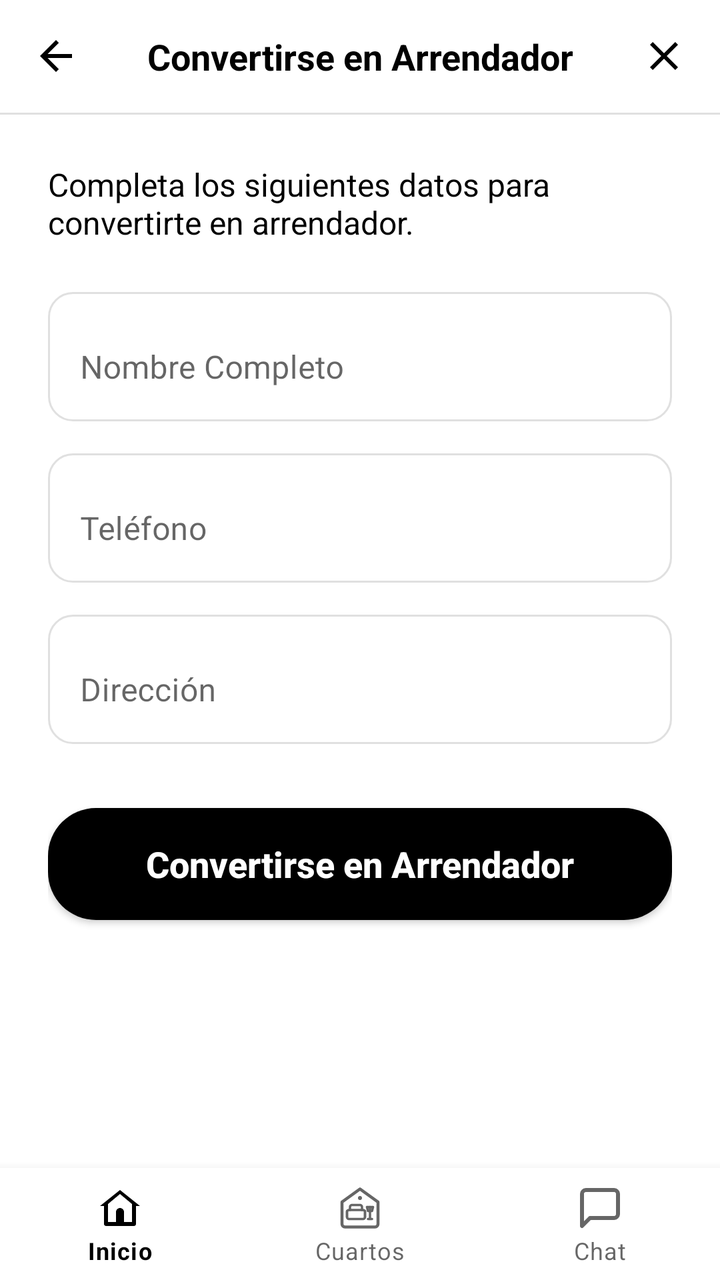
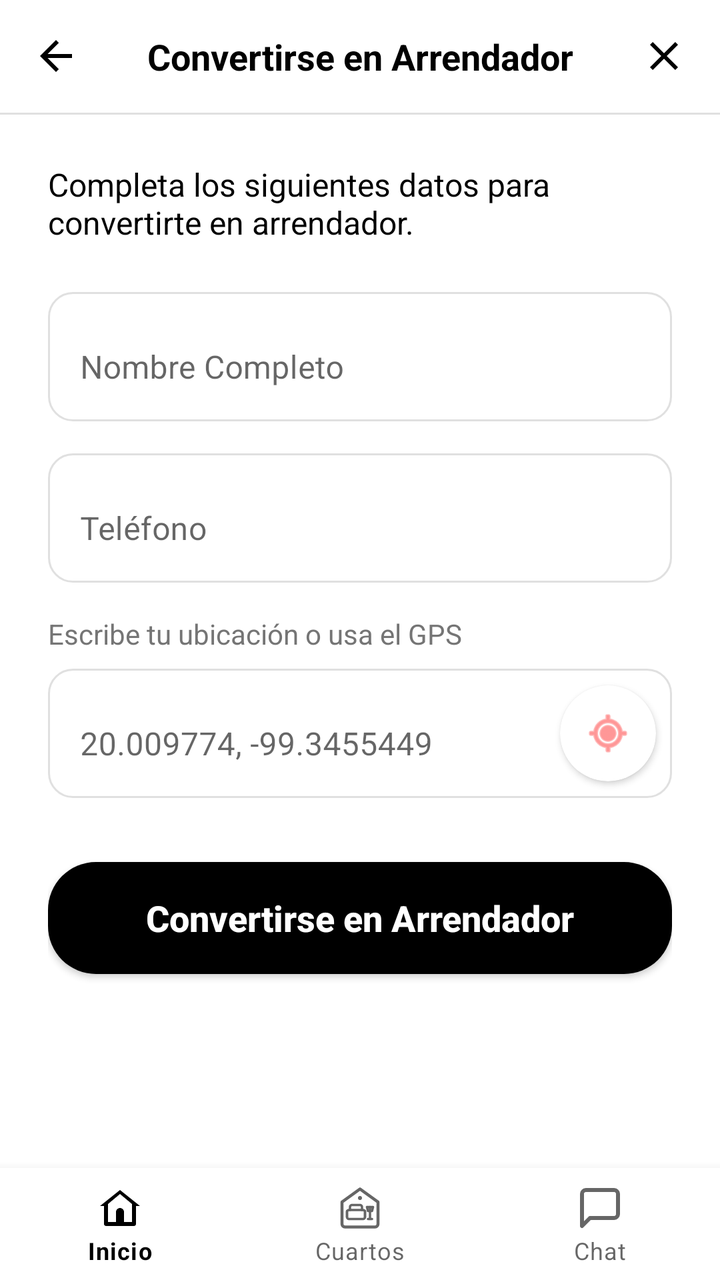

Before-and-after screenshots of an Android layout around one commit, followed by the original layout XML and the change that was made.
<!-- AndroidManifest.xml: application theme Theme.RoomUTTT -->
<!-- res/layout/activity_renter_registration.xml -->
<?xml version="1.0" encoding="utf-8"?>
<LinearLayout xmlns:android="http://schemas.android.com/apk/res/android"
    xmlns:app="http://schemas.android.com/apk/res-auto"
    android:layout_width="match_parent"
    android:layout_height="match_parent"
    android:orientation="vertical"
    android:background="@color/white">

    
    <LinearLayout
        android:layout_width="match_parent"
        android:layout_height="wrap_content"
        android:background="@color/white"
        android:orientation="horizontal"
        android:padding="16dp"
        android:gravity="center_vertical">

        <ImageView
            android:id="@+id/iv_back"
            android:layout_width="24dp"
            android:layout_height="24dp"
            android:src="@drawable/ic_arrow_back"
            app:tint="@color/black" />

        <TextView
            android:id="@+id/tv_title"
            android:layout_width="0dp"
            android:layout_height="wrap_content"
            android:layout_weight="1"
            android:text="Convertirse en Arrendador"
            android:textColor="@color/black"
            android:textSize="18sp"
        android:textStyle="bold"
        android:gravity="center" />

        <ImageView
            android:id="@+id/iv_close"
            android:layout_width="24dp"
            android:layout_height="24dp"
            android:src="@drawable/ic_close"
            app:tint="@color/black" />

    </LinearLayout>

    
    <View
        android:layout_width="match_parent"
        android:layout_height="1dp"
        android:background="#E0E0E0" />

    
    <ScrollView
        android:layout_width="match_parent"
        android:layout_height="0dp"
        android:layout_weight="1"
        android:fillViewport="true">

        <LinearLayout
            android:layout_width="match_parent"
            android:layout_height="wrap_content"
            android:orientation="vertical"
            android:padding="24dp">

            
            <TextView
                android:layout_width="wrap_content"
                android:layout_height="wrap_content"
                android:layout_gravity="center"
                android:layout_marginBottom="24dp"
            android:text="Completa los siguientes datos para convertirte en arrendador."
            android:textColor="@color/black"
            android:textSize="16sp" />

            
            <com.google.android.material.textfield.TextInputLayout
                android:layout_width="match_parent"
                android:layout_height="wrap_content"
                android:layout_marginBottom="16dp"
                android:background="@drawable/input_background"
                app:boxBackgroundMode="none"
                app:hintTextColor="@color/darker_gray">

                <com.google.android.material.textfield.TextInputEditText
                    android:id="@+id/et_nombre_completo"
                    android:layout_width="match_parent"
                    android:layout_height="wrap_content"
                    android:padding="16dp"
                    android:textColor="@color/black"
                    android:hint="Nombre Completo" />
            </com.google.android.material.textfield.TextInputLayout>

            
            <com.google.android.material.textfield.TextInputLayout
                android:layout_width="match_parent"
                android:layout_height="wrap_content"
                android:layout_marginBottom="16dp"
                android:background="@drawable/input_background"
                app:boxBackgroundMode="none"
                app:hintTextColor="@color/darker_gray">

                <com.google.android.material.textfield.TextInputEditText
                    android:id="@+id/et_telefono"
                    android:layout_width="match_parent"
                    android:layout_height="wrap_content"
                    android:padding="16dp"
                    android:inputType="phone"
                    android:textColor="@color/black"
                    android:hint="Teléfono" />
            </com.google.android.material.textfield.TextInputLayout>

            
            <com.google.android.material.textfield.TextInputLayout
                android:layout_width="match_parent"
                android:layout_height="wrap_content"
                android:layout_marginBottom="16dp"
                android:background="@drawable/input_background"
                app:boxBackgroundMode="none"
                app:hintTextColor="@color/darker_gray">

                <com.google.android.material.textfield.TextInputEditText
                    android:id="@+id/et_direccion"
                    android:layout_width="match_parent"
                    android:layout_height="wrap_content"
                    android:padding="16dp"
                    android:textColor="@color/black"
                    android:hint="Dirección" />
            </com.google.android.material.textfield.TextInputLayout>


            <androidx.appcompat.widget.AppCompatButton
                android:id="@+id/btn_submit_renter"
                android:layout_width="match_parent"
            android:layout_height="56dp"
            android:layout_marginTop="16dp"
            android:background="@drawable/button_black_rounded"
            android:text="Convertirse en Arrendador"
            android:textAllCaps="false"
            android:textColor="@color/white"
            android:textSize="18sp"
            android:textStyle="bold" />

        </LinearLayout>

    </ScrollView>

    
    <com.google.android.material.bottomnavigation.BottomNavigationView
        android:id="@+id/bottom_nav"
        android:layout_width="match_parent"
        android:layout_height="wrap_content"
        android:background="@color/white"
        app:menu="@menu/bottom_nav_menu" />

</LinearLayout>
<!-- resources referenced by this layout -->
<resources>
  <color name="black">#FF000000</color>
  <color name="darker_gray">#757575</color>
  <color name="white">#FFFFFFFF</color>
  <!-- drawable button_black_rounded (drawable) -->
  <?xml version="1.0" encoding="utf-8"?>
  <shape xmlns:android="http://schemas.android.com/apk/res/android">
      <solid android:color="#000000" />
      <corners android:radius="24dp" />
  </shape>
  <!-- drawable ic_arrow_back (drawable) -->
  <vector xmlns:android="http://schemas.android.com/apk/res/android"
      android:width="24dp"
      android:height="24dp"
      android:viewportWidth="24"
      android:viewportHeight="24">
      <path
          android:fillColor="#FFFFFF"
          android:pathData="M20,11H7.83l5.59,-5.59L12,4l-8,8 8,8 1.41,-1.41L7.83,13H20v-2z"/>
  </vector>
  <!-- drawable ic_close (drawable) -->
  <vector xmlns:android="http://schemas.android.com/apk/res/android"
      android:width="24dp"
      android:height="24dp"
      android:viewportWidth="24"
      android:viewportHeight="24">
      <path
          android:fillColor="#000000"
          android:pathData="M19,6.41L17.59,5 12,10.59 6.41,5 5,6.41 10.59,12 5,17.59 6.41,19 12,13.41 17.59,19 19,17.59 13.41,12z"/>
  </vector>
  <!-- drawable input_background (drawable) -->
  <?xml version="1.0" encoding="utf-8"?>
  <shape xmlns:android="http://schemas.android.com/apk/res/android">
      <solid android:color="#FFFFFF" />
      <corners android:radius="12dp" />
      <stroke android:width="1dp" android:color="#E0E0E0" />
  </shape>
  <style name="Theme.RoomUTTT" parent="Base.Theme.RoomUTTT" />
  <style name="Base.Theme.RoomUTTT" parent="Theme.MaterialComponents.DayNight.NoActionBar">
          <item name="colorPrimary">@color/black</item>
          <item name="colorPrimaryVariant">@color/black</item>
          <item name="colorOnPrimary">@color/white</item>
          <item name="colorSecondary">@color/teal_200</item>
          <item name="colorSecondaryVariant">@color/teal_700</item>
          <item name="colorOnSecondary">@color/black</item>
          <item name="android:statusBarColor">?attr/colorPrimaryVariant</item>
  
          
          <item name="colorOnSurface">@color/black</item>
          <item name="colorControlNormal">@android:color/darker_gray</item>
          <item name="colorControlActivated">@color/black</item>
          <item name="android:textColorHint">@android:color/darker_gray</item>
      </style>
  <color name="teal_200">#FF03DAC5</color>
  <color name="teal_700">#FF018786</color>
</resources>

<!-- the commit's change to res/layout/activity_renter_registration.xml (unified diff, before → after) -->
@@ -30,8 +30,8 @@
             android:text="Convertirse en Arrendador"
             android:textColor="@color/black"
             android:textSize="18sp"
-        android:textStyle="bold"
-        android:gravity="center" />
+            android:textStyle="bold"
+            android:gravity="center" />
 
         <ImageView
             android:id="@+id/iv_close"
@@ -67,9 +67,9 @@
                 android:layout_height="wrap_content"
                 android:layout_gravity="center"
                 android:layout_marginBottom="24dp"
-            android:text="Completa los siguientes datos para convertirte en arrendador."
-            android:textColor="@color/black"
-            android:textSize="16sp" />
+                android:text="Completa los siguientes datos para convertirte en arrendador."
+                android:textColor="@color/black"
+                android:textSize="16sp" />
 
             
             <com.google.android.material.textfield.TextInputLayout
@@ -109,35 +109,72 @@
             </com.google.android.material.textfield.TextInputLayout>
 
             
-            <com.google.android.material.textfield.TextInputLayout
+            <TextView
+                android:layout_width="wrap_content"
+                android:layout_height="wrap_content"
+                android:layout_marginBottom="8dp"
+                android:text="Escribe tu ubicación o usa el GPS"
+                android:textColor="@color/darker_gray"
+                android:textSize="14sp" />
+
+            <RelativeLayout
                 android:layout_width="match_parent"
                 android:layout_height="wrap_content"
-                android:layout_marginBottom="16dp"
-                android:background="@drawable/input_background"
-                app:boxBackgroundMode="none"
-                app:hintTextColor="@color/darker_gray">
+                android:layout_marginBottom="16dp">
 
-                <com.google.android.material.textfield.TextInputEditText
-                    android:id="@+id/et_direccion"
+                <com.google.android.material.textfield.TextInputLayout
+                    android:id="@+id/til_direccion"
                     android:layout_width="match_parent"
                     android:layout_height="wrap_content"
-                    android:padding="16dp"
-                    android:textColor="@color/black"
-                    android:hint="Dirección" />
-            </com.google.android.material.textfield.TextInputLayout>
+                    android:background="@drawable/input_background"
+                    app:boxBackgroundMode="none"
+                    app:hintTextColor="@color/darker_gray">
 
+                    <com.google.android.material.textfield.TextInputEditText
+                        android:id="@+id/et_direccion"
+                        android:layout_width="match_parent"
+                        android:layout_height="wrap_content"
+                        android:padding="16dp"
+                        android:paddingEnd="60dp"
+                        android:textColor="@color/black"
+                        android:hint="20.009774, -99.3455449" />
+                </com.google.android.material.textfield.TextInputLayout>
+
+                
+                <androidx.cardview.widget.CardView
+                    android:id="@+id/btn_gps"
+                    android:layout_width="48dp"
+                    android:layout_height="48dp"
+                    android:layout_alignParentEnd="true"
+                    android:layout_centerVertical="true"
+                    android:layout_marginEnd="8dp"
+                    app:cardCornerRadius="24dp"
+                    app:cardElevation="2dp"
+                    android:clickable="true"
+                    android:focusable="true"
+                    android:foreground="?android:attr/selectableItemBackground">
+
+                    <ImageView
+                        android:layout_width="24dp"
+                        android:layout_height="24dp"
+                        android:layout_gravity="center"
+                        android:src="@android:drawable/ic_menu_mylocation"
+                        app:tint="#FF5252" />
+                </androidx.cardview.widget.CardView>
+
+            </RelativeLayout>
 
             <androidx.appcompat.widget.AppCompatButton
                 android:id="@+id/btn_submit_renter"
                 android:layout_width="match_parent"
-            android:layout_height="56dp"
-            android:layout_marginTop="16dp"
-            android:background="@drawable/button_black_rounded"
-            android:text="Convertirse en Arrendador"
-            android:textAllCaps="false"
-            android:textColor="@color/white"
-            android:textSize="18sp"
-            android:textStyle="bold" />
+                android:layout_height="56dp"
+                android:layout_marginTop="16dp"
+                android:background="@drawable/button_black_rounded"
+                android:text="Convertirse en Arrendador"
+                android:textAllCaps="false"
+                android:textColor="@color/white"
+                android:textSize="18sp"
+                android:textStyle="bold" />
 
         </LinearLayout>
 
